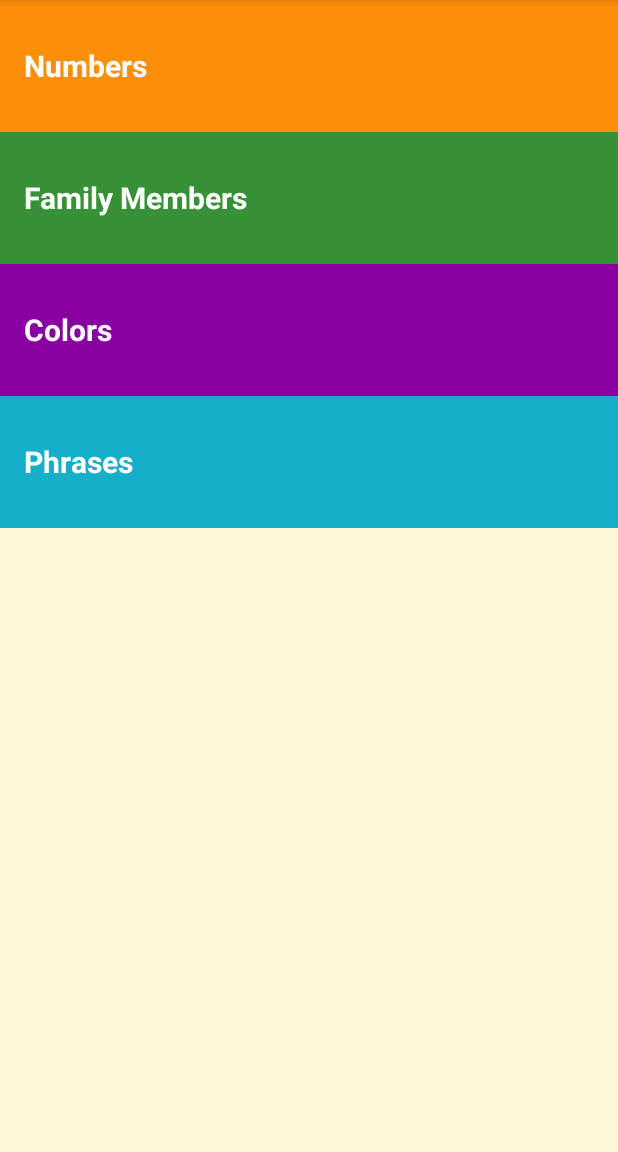
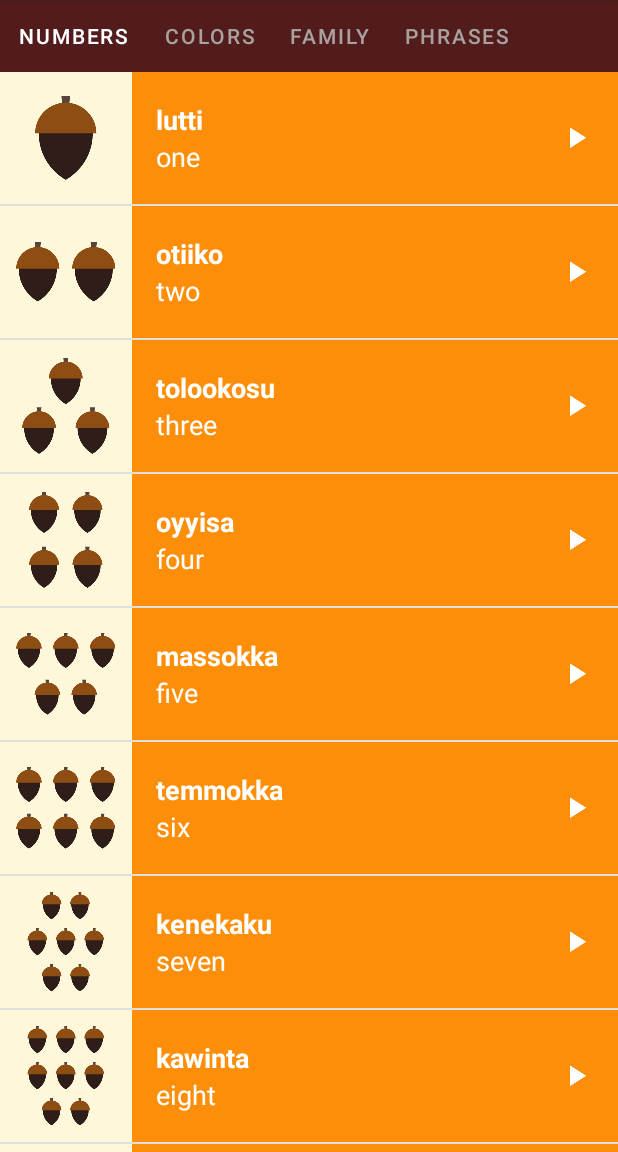
Before and after one commit to AuroSoni/Miwok, an Android app: the screen it shows after launch (MainActivity), on a phone screen of 412 x 824 dp, the part 84-1236 px from its top. Run offline under Robolectric (Android 15) with nearby library versions, the phone set to English and light mode, and no system bars.

Commit message:
fragments implemented

```diff
--- a/app/src/main/AndroidManifest.xml
+++ b/app/src/main/AndroidManifest.xml
@@ -11,11 +11,7 @@
 
         <!-- Activities-->
 
-        <activity android:name=".ColorsActivity" android:label="@string/category_colors" android:parentActivityName=".MainActivity"/>
-        <activity android:name=".PhrasesActivity" android:label="@string/category_phrases" android:parentActivityName=".MainActivity"/>
-        <activity android:name=".FamilyActivity" android:label="@string/category_family" android:parentActivityName=".MainActivity"/>
-        <activity android:name=".NumbersActivity" android:label="@string/category_numbers" android:parentActivityName=".MainActivity"/>
-        <activity android:name=".MainActivity" android:label="@string/app_name">
+       <activity android:name=".MainActivity" android:label="@string/app_name">
             <intent-filter>
                 <action android:name="android.intent.action.MAIN" />
 
--- a/app/src/main/java/com/example/miwok/MainActivity.java
+++ b/app/src/main/java/com/example/miwok/MainActivity.java
@@ -1,19 +1,13 @@
 package com.example.miwok;
 
+import android.os.Bundle;
+
 import androidx.appcompat.app.AppCompatActivity;
+import androidx.viewpager2.widget.ViewPager2;
 
-import android.content.Intent;
-import android.os.Bundle;
-import android.view.View;
-import android.widget.TextView;
-
-import com.example.miwok.models.Word;
-
-import org.json.JSONArray;
-import org.json.JSONException;
-import org.json.JSONObject;
-
-import java.util.ArrayList;
+import com.example.miwok.adapters.SimpleFragmentPagerAdapter;
+import com.google.android.material.tabs.TabLayout;
+import com.google.android.material.tabs.TabLayoutMediator;
 
 public class MainActivity extends AppCompatActivity {
 
@@ -25,15 +19,25 @@ public class MainActivity extends AppCompatActivity {
         // Set the content of the activity to use the activity_main.xml layout file
         setContentView(R.layout.activity_main);
 
-        TextView numbersTextView = findViewById(R.id.numbers);
-        TextView colorsTextView = findViewById(R.id.colors);
-        TextView familyTextView = findViewById(R.id.family);
-        TextView phrasesTextView = findViewById(R.id.phrases);
+        ViewPager2 viewPager = findViewById(R.id.view_pager);
+        SimpleFragmentPagerAdapter simpleFragmentPagerAdapter = new SimpleFragmentPagerAdapter(getSupportFragmentManager(),getLifecycle());
+        viewPager.setAdapter(simpleFragmentPagerAdapter);
 
-        numbersTextView.setOnClickListener(v -> startActivity(new Intent(this, NumbersActivity.class)));
-        colorsTextView.setOnClickListener(v -> startActivity(new Intent(this, ColorsActivity.class)));
-        phrasesTextView.setOnClickListener(v -> startActivity(new Intent(this, PhrasesActivity.class)));
-        familyTextView.setOnClickListener(v -> startActivity(new Intent(this, FamilyActivity.class)));
+        TabLayout tabLayout = findViewById(R.id.tab_layout);
 
+        new TabLayoutMediator(tabLayout, viewPager, (tab, position) -> {
+            if (position == 0){
+                tab.setText(R.string.category_numbers);
+            }
+            else if (position == 1){
+                tab.setText(R.string.category_colors);
+            }
+            else if (position == 2){
+                tab.setText(R.string.category_family);
+            }
+            else {
+                tab.setText(R.string.category_phrases);
+            }
+        }).attach();
     }
 }
--- a/app/src/main/java/com/example/miwok/NumbersActivity.java
+++ b/app/src/main/java/com/example/miwok/NumbersFragment.java
@@ -1,20 +1,18 @@
 package com.example.miwok;
 
 import android.os.Bundle;
-import android.widget.ListView;
 
 import com.example.miwok.adapters.WordAdapter;
-import com.example.miwok.models.TemplateActivity;
+import com.example.miwok.models.TemplateFragment;
 import com.example.miwok.models.Word;
 
 import java.util.ArrayList;
 
-public class NumbersActivity extends TemplateActivity {
+public class NumbersFragment extends TemplateFragment {
 
     @Override
-    protected void onCreate(Bundle savedInstanceState) {
+    public void onCreate(Bundle savedInstanceState) {
         super.onCreate(savedInstanceState);
-        setContentView(R.layout.activity_template);
 
         mWords = new ArrayList<>();
         mWords.add(new Word("one","lutti", R.raw.number_one,R.drawable.number_one));
@@ -28,11 +26,6 @@ public class NumbersActivity extends TemplateActivity {
         mWords.add(new Word("nine","wo'e", R.raw.number_nine, R.drawable.number_nine));
         mWords.add(new Word("ten","na'aacha", R.raw.number_ten,R.drawable.number_ten));
 
-        WordAdapter wordAdapter = new WordAdapter(this, mWords, R.color.category_numbers);
-
-        ListView listView = findViewById(R.id.wordView);
-
-        listView.setAdapter(wordAdapter);
-        listView.setOnItemClickListener(getWordClickListener());
+        wordAdapter = new WordAdapter(getContext(), mWords, R.color.category_numbers);
     }
 }
--- /dev/null
+++ b/app/src/main/java/com/example/miwok/adapters/SimpleFragmentPagerAdapter.java
@@ -0,0 +1,45 @@
+package com.example.miwok.adapters;
+
+import androidx.annotation.NonNull;
+import androidx.fragment.app.Fragment;
+import androidx.fragment.app.FragmentManager;
+import androidx.lifecycle.Lifecycle;
+import androidx.viewpager2.adapter.FragmentStateAdapter;
+
+import com.example.miwok.ColorsFragment;
+import com.example.miwok.FamilyFragment;
+import com.example.miwok.NumbersFragment;
+import com.example.miwok.PhrasesFragment;
+
+public class SimpleFragmentPagerAdapter extends FragmentStateAdapter {
+
+    private static final int NO_OF_FRAGMENTS = 4;
+
+    public SimpleFragmentPagerAdapter(@NonNull FragmentManager fragmentManager, @NonNull Lifecycle lifecycle) {
+        super(fragmentManager, lifecycle);
+    }
+
+
+    @NonNull
+    @Override
+    public Fragment createFragment(int position) {
+
+        if (position == 0){
+            return new NumbersFragment();
+        }
+        else if (position == 1){
+            return new ColorsFragment();
+        }
+        else if (position == 2){
+            return new FamilyFragment();
+        }
+        else {
+            return new PhrasesFragment();
+        }
+    }
+
+    @Override
+    public int getItemCount() {
+        return NO_OF_FRAGMENTS;
+    }
+}
--- a/app/src/main/java/com/example/miwok/models/TemplateActivity.java
+++ b/app/src/main/java/com/example/miwok/models/TemplateFragment.java
@@ -7,18 +7,22 @@ import android.media.AudioManager;
 import android.media.MediaPlayer;
 import android.os.Bundle;
 import android.util.Log;
+import android.view.LayoutInflater;
 import android.view.View;
+import android.view.ViewGroup;
 import android.widget.AdapterView;
-import android.widget.Toolbar;
+import android.widget.ListView;
 
+import androidx.annotation.NonNull;
 import androidx.annotation.Nullable;
-import androidx.appcompat.app.AppCompatActivity;
+import androidx.fragment.app.Fragment;
 
 import com.example.miwok.R;
+import com.example.miwok.adapters.WordAdapter;
 
 import java.util.ArrayList;
 
-public class TemplateActivity extends AppCompatActivity {
+public class TemplateFragment extends Fragment {
 
 
     public ArrayList<Word> mWords = null;
@@ -34,6 +38,7 @@ public class TemplateActivity extends AppCompatActivity {
     boolean playbackDelayed = false;
     boolean playbackNowAuthorized = false;
     boolean resumeOnFocusGain = false;
+    public WordAdapter wordAdapter;
 
     public class WordClickListener implements AdapterView.OnItemClickListener{
 
@@ -69,7 +74,7 @@ public class TemplateActivity extends AppCompatActivity {
 
     public void playbackNow(){
         try {
-            mMediaPlayer = MediaPlayer.create(getApplicationContext(), mWord.getAudioResourceId());
+            mMediaPlayer = MediaPlayer.create(getContext(), mWord.getAudioResourceId());
             mMediaPlayer.start();
             mMediaPlayer.setOnCompletionListener(mp -> releaseMediaPlayer());
         } catch (Exception e){
@@ -82,12 +87,8 @@ public class TemplateActivity extends AppCompatActivity {
     }
 
     @Override
-    protected void onCreate(@Nullable Bundle savedInstanceState) {
+    public void onCreate(@Nullable Bundle savedInstanceState) {
         super.onCreate(savedInstanceState);
-
-        Toolbar toolbar = (Toolbar) findViewById(R.id.toolbar);
-        setActionBar(toolbar);
-        getSupportActionBar().setDisplayHomeAsUpEnabled(true);
         mWordClickListener = new WordClickListener();
 
         // only resume if playback is being interrupted
@@ -125,7 +126,7 @@ public class TemplateActivity extends AppCompatActivity {
             }
         };
 
-        mAudioManager = (AudioManager) getApplicationContext().getSystemService(Context.AUDIO_SERVICE);
+        mAudioManager = (AudioManager) getContext().getSystemService(Context.AUDIO_SERVICE);
         AudioAttributes playbackAttributes = new AudioAttributes.Builder()
                 .setUsage(AudioAttributes.USAGE_MEDIA)
                 .setContentType(AudioAttributes.CONTENT_TYPE_MUSIC)
@@ -135,32 +136,25 @@ public class TemplateActivity extends AppCompatActivity {
                 .setAcceptsDelayedFocusGain(true)
                 .setOnAudioFocusChangeListener(mOnAudioFocusChangeListener)
                 .build();
+
+    }
+
+    @Nullable
+    @Override
+    public View onCreateView(@NonNull LayoutInflater inflater, @Nullable ViewGroup container, @Nullable Bundle savedInstanceState) {
+
+        View rootView = inflater.inflate(R.layout.fragment_template,container,false);
+        ListView listView = rootView.findViewById(R.id.wordView);
+
+        listView.setAdapter(wordAdapter);
+        listView.setOnItemClickListener(getWordClickListener());
+
+        return rootView;
     }
 
     @Override
-    protected void onStart() {
-        super.onStart();
-    }
-
-    @Override
-    protected void onResume() {
-        super.onResume();
-    }
-
-    @Override
-    protected void onPause() {
-        super.onPause();
-    }
-
-    @Override
-    protected void onStop() {
+    public void onStop() {
         super.onStop();
         releaseMediaPlayer();
     }
-
-    @Override
-    protected void onDestroy() {
-        super.onDestroy();
-    }
-
 }
--- a/app/src/main/res/layout/activity_main.xml
+++ b/app/src/main/res/layout/activity_main.xml
@@ -3,62 +3,27 @@
     xmlns:tools="http://schemas.android.com/tools"
     android:layout_width="match_parent"
     android:layout_height="match_parent"
+    xmlns:app="http://schemas.android.com/apk/res-auto"
     tools:context=".MainActivity">
 
-    <LinearLayout
+
+    <com.google.android.material.tabs.TabLayout
         android:layout_width="match_parent"
-        android:layout_height="match_parent"
-        android:background="@color/tan_background"
-        android:orientation="vertical"
-        tools:context="com.example.android.miwok.MainActivity">
+        android:layout_height="wrap_content"
+        app:layout_constraintStart_toStartOf="parent"
+        app:layout_constraintTop_toTopOf="parent"
+        android:id="@+id/tab_layout"
+        app:tabMode="scrollable"
+        app:tabTextColor="#A8A19E"
+        app:tabIndicator="@color/white"
+        app:tabSelectedTextColor="@color/white"
+        android:background="#531C1C"/>
 
-        <FrameLayout
-            android:layout_width="match_parent"
-            android:layout_height="wrap_content"
-            android:background="@color/category_numbers">
-            <TextView
-                android:id="@+id/numbers"
-                style="@style/CategoryStyle"
-                android:background="?android:attr/selectableItemBackground"
-                android:text="@string/category_numbers" />
-        </FrameLayout>
-
-        <!-- Family category -->
-        <FrameLayout
-            android:layout_width="match_parent"
-            android:layout_height="wrap_content"
-            android:background="@color/category_family">
-            <TextView
-                android:id="@+id/family"
-                style="@style/CategoryStyle"
-                android:background="?android:attr/selectableItemBackground"
-                android:text="@string/category_family" />
-        </FrameLayout>
-
-        <!-- Colors category -->
-        <FrameLayout
-            android:layout_width="match_parent"
-            android:layout_height="wrap_content"
-            android:background="@color/category_colors">
-            <TextView
-                android:id="@+id/colors"
-                style="@style/CategoryStyle"
-                android:background="?android:attr/selectableItemBackground"
-                android:text="@string/category_colors" />
-        </FrameLayout>
-
-        <!-- Phrases category -->
-        <FrameLayout
-            android:layout_width="match_parent"
-            android:layout_height="wrap_content"
-            android:background="@color/category_phrases">
-            <TextView
-                android:id="@+id/phrases"
-                style="@style/CategoryStyle"
-                android:background="?android:attr/selectableItemBackground"
-                android:text="@string/category_phrases" />
-        </FrameLayout>
-
-    </LinearLayout>
-
+    <androidx.viewpager2.widget.ViewPager2
+        android:layout_width="match_parent"
+        android:layout_height="0dp"
+        android:id="@+id/view_pager"
+        app:layout_constraintStart_toStartOf="parent"
+        app:layout_constraintTop_toBottomOf="@id/tab_layout"
+        app:layout_constraintBottom_toBottomOf="parent"/>
 </androidx.constraintlayout.widget.ConstraintLayout>
--- a/app/src/main/res/values/strings.xml
+++ b/app/src/main/res/values/strings.xml
@@ -12,7 +12,7 @@
     <string name="category_numbers">Numbers</string>
 
     <!-- Category name for the vocabulary words for family members [CHAR LIMIT=20] -->
-    <string name="category_family">Family Members</string>
+    <string name="category_family">Family</string>
     <string name="image_content_description">image</string>
     <string name="imageButtonContentDescription">play</string>
     <string name="up_button">back</string>
```
Also changed, not shown: app/src/main/java/com/example/miwok/ColorsFragment.java (renamed from app/src/main/java/com/example/miwok/ColorsActivity.java, +7 -13 lines), app/src/main/java/com/example/miwok/FamilyFragment.java (renamed from app/src/main/java/com/example/miwok/FamilyActivity.java, +7 -11 lines), app/src/main/java/com/example/miwok/PhrasesFragment.java (renamed from app/src/main/java/com/example/miwok/PhrasesActivity.java, +4 -37 lines), app/src/main/res/layout/toolbar.xml (deleted, +0 -12 lines), app/src/main/res/layout/fragment_template.xml (renamed from app/src/main/res/layout/activity_template.xml).
